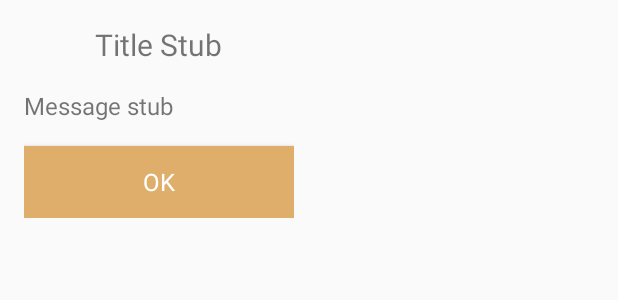
After one commit to lankastersky/hcyclone, an Android app: the layout alert_dialog.xml on its own in the app's theme, with its tools: preview values and no code run, on a phone screen of 412 x 824 dp. The commit adds this screen. Shown: the top 300 px of the screen. Run offline under Robolectric (Android 15) with nearby library versions, the light colour scheme and no system bars.

Commit message:
LevelUp dialog created. ChallengeArchiver created. Rates fixed.

```diff
--- a/zen/app/src/main/java/com/hcyclone/zen/ChallengeStatus.java
+++ b/zen/app/src/main/java/com/hcyclone/zen/ChallengeData.java
@@ -1,14 +1,16 @@
 package com.hcyclone.zen;
 
-public class ChallengeStatus {
+public class ChallengeData {
 
   public final String id;
   public final int status;
   public final long finishedTime;
+  public final float rating;
 
-  public ChallengeStatus(String id, int status, long finishedTime) {
+  public ChallengeData(String id, int status, long finishedTime, float rating) {
     this.id = id;
     this.status = status;
     this.finishedTime = finishedTime;
+    this.rating = rating;
   }
 }
--- /dev/null
+++ b/zen/app/src/main/res/layout/alert_dialog.xml
@@ -0,0 +1,38 @@
+<?xml version="1.0" encoding="utf-8"?>
+<LinearLayout
+    xmlns:android="http://schemas.android.com/apk/res/android"
+    android:layout_width="wrap_content"
+    android:layout_height="wrap_content"
+    android:orientation="vertical"
+    android:padding="@dimen/text_margin">
+
+    <TextView
+        android:id="@+id/alert_dialog_title"
+        android:layout_width="wrap_content"
+        android:layout_height="wrap_content"
+        android:layout_gravity="center"
+        android:paddingBottom="@dimen/text_margin"
+        android:text="Title Stub"
+        android:textSize="20sp"/>
+
+    <TextView
+        android:id="@+id/alert_dialog_text"
+        android:layout_width="wrap_content"
+        android:layout_height="wrap_content"
+        android:paddingBottom="@dimen/text_margin"
+        android:text="Message stub"
+        android:textSize="16sp"/>
+
+    <Button
+        android:id="@+id/alert_dialog_button"
+        android:layout_width="180dp"
+        android:layout_height="wrap_content"
+        android:layout_gravity="center"
+        android:background="@color/colorPrimaryDark"
+        android:focusable="false"
+        android:fontFamily="@string/fontFamilyMedium"
+        android:text="@android:string/ok"
+        android:textColor="@android:color/white"
+        android:textSize="16sp"/>
+
+</LinearLayout>
--- a/zen/app/src/main/res/values/strings.xml
+++ b/zen/app/src/main/res/values/strings.xml
@@ -127,4 +127,8 @@
     <string name="rank_dialog_title">Estimate your level of consciousness</string>
     <string name="rank_dialog_rate">Rate</string>
 
+    <!-- Alert dialog -->
+    <string name="dialog_title_next_level_available">Next level is available</string>
+    <string name="dialog_text_next_level_available">"Challenges of %s level of difficulty are available now."</string>
+
 </resources>
```
Also changed, not shown: zen/app/src/main/java/com/hcyclone/zen/ChallengeArchiver.java (added, +91 -0 lines), zen/app/src/main/java/com/hcyclone/zen/ChallengeFragment.java (+44 -44 lines), zen/app/src/main/java/com/hcyclone/zen/ChallengeModel.java (+45 -73 lines), zen/app/src/main/res/drawable/ratingbar_staron.png, 1 other file.
